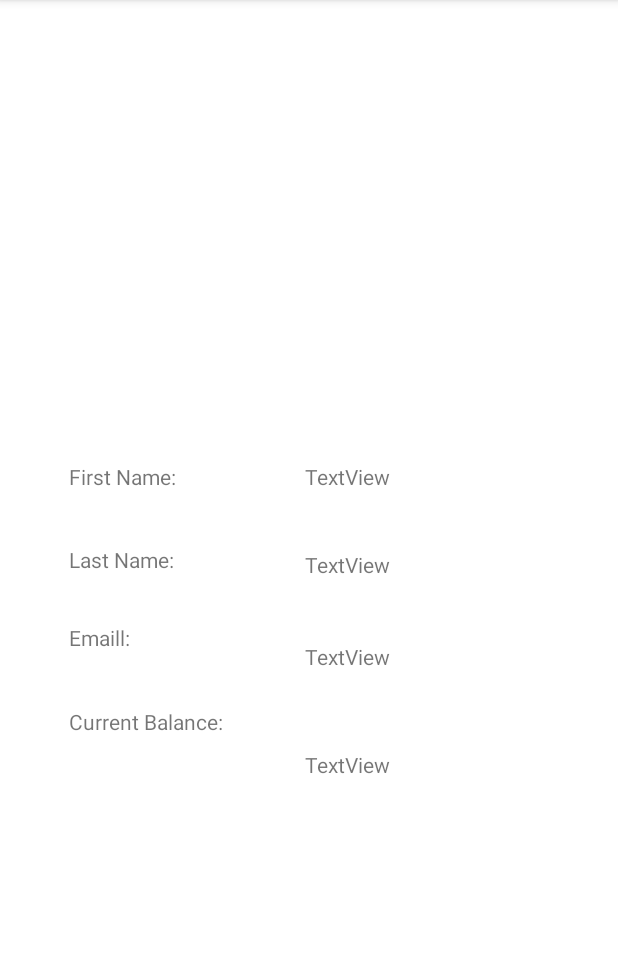
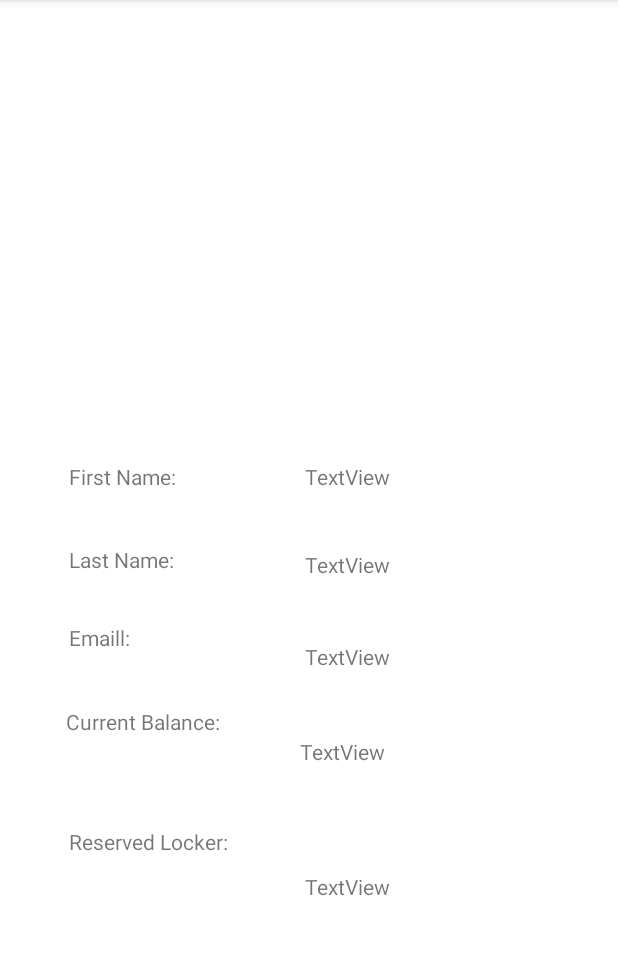
Before and after one commit to MohannedOdeh/Smartlock, an Android app: the userprofile screen opened directly, with no data from a screen before it, on a phone screen of 412 x 824 dp, the part 84-1039 px from its top. Run offline under Robolectric (Android 15) with nearby library versions, the phone set to English and light mode, and no system bars; our stand-ins replace Firebase (no records; nobody signed in at launch, a user with empty details on screens opened directly).

Commit message:
Small update to user profile to inculde locker

```diff
--- a/app/src/main/java/com/example/csis_330smartlock/userprofile.java
+++ b/app/src/main/java/com/example/csis_330smartlock/userprofile.java
@@ -35,16 +35,17 @@ public class userprofile extends AppCompatActivity {
     TextView userLastName;
     TextView useremail;
     TextView usercurrentBalance;
-
+    TextView reservedLocker;
+    String locker;
     @Override
     protected void onCreate(Bundle savedInstanceState) {
         super.onCreate(savedInstanceState);
         setContentView(R.layout.activity_userprofile);
-
+        reservedLocker = findViewById(R.id.reservedLocker);
         userFirstName = findViewById(R.id.userFirstName);
         userLastName = findViewById(R.id.userLastname);
         useremail = findViewById(R.id.userEmail);
-        usercurrentBalance = findViewById(R.id.userCurrentBalance);
+        usercurrentBalance = findViewById(R.id.userCurrentBalance2);
         DocumentReference docRef = db.collection("users").document(userid);
         docRef.get().addOnCompleteListener(new OnCompleteListener<DocumentSnapshot>() {
             @Override
@@ -57,11 +58,14 @@ public class userprofile extends AppCompatActivity {
                         lastName = document.getString("Last Name");
                         currentBalance = document.getDouble("Current balance");
                         email = document.getString("Email");
+                        locker = document.getString("Reserved Locker");
                         userFirstName.setText(firstName);
                         userLastName.setText(lastName);
                         useremail.setText(email);
+                        reservedLocker.setText(locker);
                         String balance = Double.toString(currentBalance);
                         usercurrentBalance.setText(balance);
+
                     } else {
                         Log.d(TAG, "No such document");
                     }
--- a/app/src/main/res/layout/activity_userprofile.xml
+++ b/app/src/main/res/layout/activity_userprofile.xml
@@ -7,23 +7,43 @@
     tools:context=".userprofile">
 
     <TextView
-        android:id="@+id/userCurrentBalance"
+        android:id="@+id/currentBalancePrefix2"
+        android:layout_width="112dp"
+        android:layout_height="31dp"
+        android:layout_marginStart="44dp"
+        android:layout_marginTop="132dp"
+        android:text="Current Balance:"
+        app:layout_constraintStart_toStartOf="parent"
+        app:layout_constraintTop_toBottomOf="@+id/usernameprefix" />
+
+    <TextView
+        android:id="@+id/userCurrentBalance2"
+        android:layout_width="175dp"
+        android:layout_height="35dp"
+        android:layout_marginStart="44dp"
+        android:layout_marginTop="28dp"
+        android:text="TextView"
+        app:layout_constraintStart_toEndOf="@+id/currentBalancePrefix2"
+        app:layout_constraintTop_toBottomOf="@+id/userEmail" />
+
+    <TextView
+        android:id="@+id/reservedLocker"
         android:layout_width="175dp"
         android:layout_height="35dp"
         android:text="TextView"
         app:layout_constraintBottom_toBottomOf="parent"
         app:layout_constraintEnd_toEndOf="parent"
         app:layout_constraintHorizontal_bias="0.576"
-        app:layout_constraintStart_toEndOf="@+id/currentBalancePrefix"
+        app:layout_constraintStart_toEndOf="@+id/reservedLockerPrefix"
         app:layout_constraintTop_toTopOf="parent"
-        app:layout_constraintVertical_bias="0.682" />
+        app:layout_constraintVertical_bias="0.793" />
 
     <TextView
-        android:id="@+id/currentBalancePrefix"
+        android:id="@+id/reservedLockerPrefix"
         android:layout_width="112dp"
         android:layout_height="31dp"
-        android:layout_marginTop="132dp"
-        android:text="Current Balance:"
+        android:layout_marginTop="212dp"
+        android:text="Reserved Locker:"
         app:layout_constraintEnd_toStartOf="@+id/userEmail"
         app:layout_constraintHorizontal_bias="0.505"
         app:layout_constraintStart_toStartOf="parent"
```
